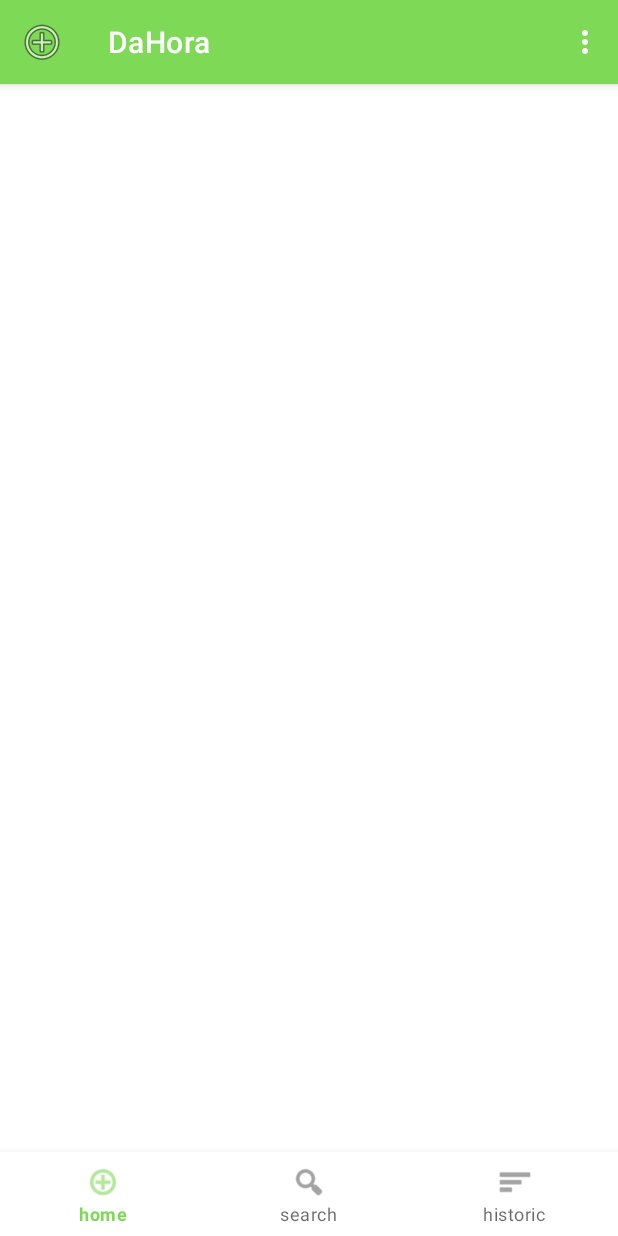
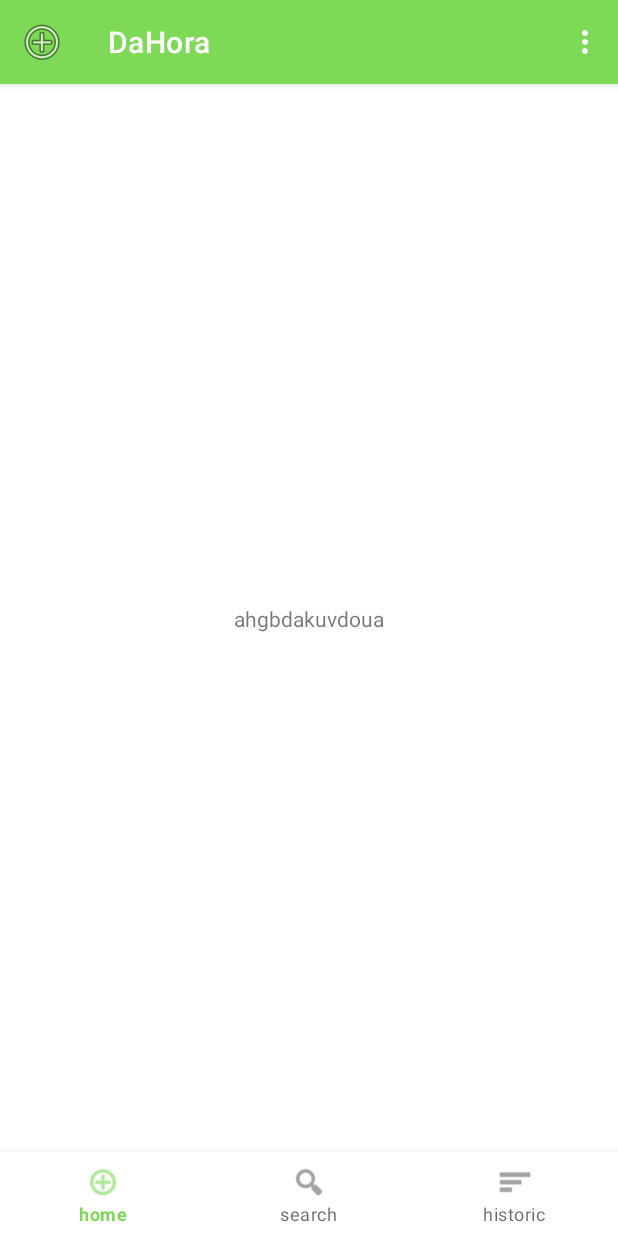
Before and after one commit to XQDL/PI_ANDROID, an Android app: the layout activity_home_studant.xml on its own in the app's theme, with its tools: preview values and no code run, on a phone screen of 412 x 824 dp. Run offline under Robolectric (Android 15) with nearby library versions, the phone set to English and light mode, and no system bars.

Commit message:
Chamada da API com sucesso, passando dados de uma Activit para outra

```diff
--- a/PI/DaHora/app/src/main/java/com/pi/dahora/HomeStudantActivity.kt
+++ b/PI/DaHora/app/src/main/java/com/pi/dahora/HomeStudantActivity.kt
@@ -1,11 +1,15 @@
 package com.pi.dahora
 
+import android.content.Intent
 import androidx.appcompat.app.AppCompatActivity
 import android.os.Bundle
+import android.widget.TextView
 
 class HomeStudantActivity : AppCompatActivity() {
     override fun onCreate(savedInstanceState: Bundle?) {
         super.onCreate(savedInstanceState)
+        val dado = intent.getSerializableExtra("aluno")
         setContentView(R.layout.activity_home_studant)
+        findViewById<TextView>(R.id.text_xqdl).text = dado.toString()
     }
 }
--- a/PI/DaHora/app/src/main/res/layout/activity_home_studant.xml
+++ b/PI/DaHora/app/src/main/res/layout/activity_home_studant.xml
@@ -7,6 +7,7 @@
     tools:context=".HomeStudant">
 
     <com.google.android.material.appbar.AppBarLayout
+        android:id="@+id/appBarLayout"
         android:layout_width="match_parent"
         android:layout_height="wrap_content"
         app:layout_constraintTop_toTopOf="parent">
@@ -23,6 +24,16 @@
 
     </com.google.android.material.appbar.AppBarLayout>
 
+    <TextView
+        android:id="@+id/text_xqdl"
+        android:layout_width="wrap_content"
+        android:layout_height="wrap_content"
+        app:layout_constraintBottom_toTopOf="@+id/menu_studant"
+        app:layout_constraintEnd_toEndOf="parent"
+        app:layout_constraintStart_toStartOf="parent"
+        app:layout_constraintTop_toBottomOf="@+id/appBarLayout"
+        tools:text="ahgbdakuvdoua" />
+
     <com.google.android.material.bottomnavigation.BottomNavigationView
         android:id="@+id/menu_studant"
         android:layout_width="match_parent"
```
Also changed, not shown: PI/DaHora/app/src/main/java/com/pi/dahora/LoginActivity.kt (+11 -24 lines).
